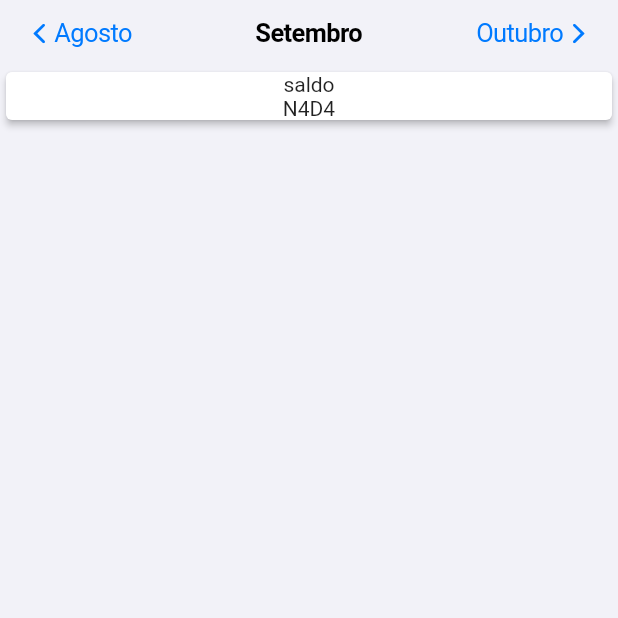
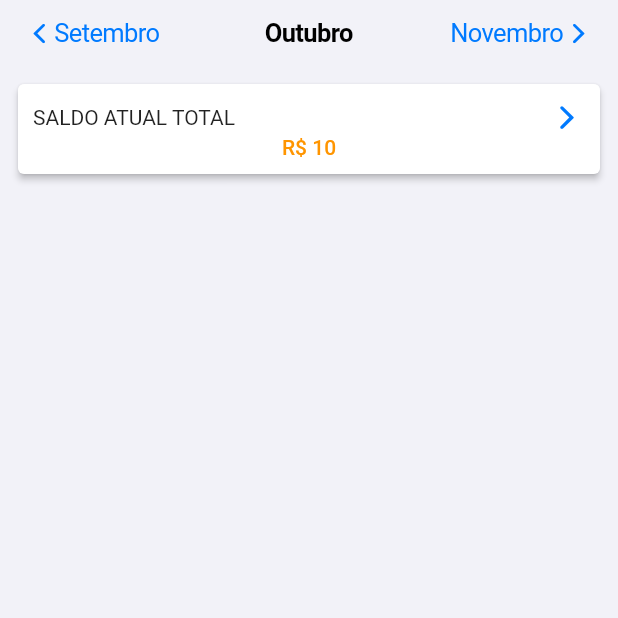
Before and after one commit to purgethegabe/cashola, a Flutter app: the screen it shows after launch, on a phone screen of 412 x 824 dp, the top half of it. Run offline on Flutter 3.47's test engine with Material 2 defaults, Android fonts, the light colour scheme and no system bars.

Commit message:
initial construction

```diff
--- /dev/null
+++ b/lib/Components/BalanceCard.dart
@@ -0,0 +1,35 @@
+import 'package:flutter/cupertino.dart';
+import 'package:flutter/material.dart';
+
+import '../themes/main_text_theme.dart';
+
+class BalanceCard extends StatelessWidget {
+  final String balance;
+  const BalanceCard({required this.balance});
+
+  @override
+  Widget build(BuildContext context) {
+    return Card(
+      elevation: 2,
+      margin: EdgeInsets.all(12),
+      child: Padding(
+        padding: const EdgeInsets.all(10.0),
+        child: Column(
+          children: [
+            Row(
+              mainAxisAlignment: MainAxisAlignment.spaceBetween,
+              children: [
+                Text("SALDO ATUAL TOTAL"),
+                Icon(CupertinoIcons.chevron_forward),
+              ],
+            ),
+            Text(
+              "R\$ ${balance}",
+              style: MainTextTheme.balanceText(context),
+            ),
+          ],
+        ),
+      ),
+    );
+  }
+}
--- a/lib/Pages/Home.dart
+++ b/lib/Pages/Home.dart
@@ -1,35 +1,31 @@
 // ignore_for_file: file_names
 import 'package:flutter/cupertino.dart';
-import 'package:flutter/material.dart';
-
+import '../util/date_time_extension.dart';
+import '../Components/BalanceCard.dart';
 import '../Components/MonthNavigationButton.dart';
 
 class Home extends StatelessWidget {
   @override
   Widget build(BuildContext context) {
+    final date = DateTime.now();
+
     return CupertinoPageScaffold(
       navigationBar: CupertinoNavigationBar(
-          middle: Text("Setembro"),
-          leading: MonthNavigationButton(text: "Agosto"),
+        middle: Text(DateTimeExtension.getMonthName(date.month)),
+        leading: MonthNavigationButton(
+            text: DateTimeExtension.getMonthName(date.month - 1)),
         trailing: MonthNavigationButton(
-            text: "Outubro",
+          text: DateTimeExtension.getMonthName(date.month + 1),
           next: true,
         ),
       ),
       child: ListView(
         children: [
           Container(
-              child: Card(
-                elevation: 2,
-                child: Column(
-                  children: [
-                    Text("saldo"),
-                    Text("N4D4"),
+            child: BalanceCard(balance: "10"),
+          ),
         ],
       ),
-              ),
-            )
-          ],
-        ));
+    );
   }
 }
--- /dev/null
+++ b/lib/themes/main_text_theme.dart
@@ -0,0 +1,10 @@
+import 'package:flutter/cupertino.dart';
+import 'package:flutter/material.dart';
+
+class MainTextTheme {
+  static TextStyle balanceText(BuildContext context) {
+    return Theme.of(context).textTheme.bodyText1!.copyWith(
+          color: CupertinoColors.activeOrange,
+        );
+  }
+}
--- /dev/null
+++ b/lib/util/date_time_extension.dart
@@ -0,0 +1,32 @@
+extension DateTimeExtension on DateTime {
+  static String getMonthName(int month) {
+    switch (month) {
+      case DateTime.january:
+        return "Janeiro";
+      case DateTime.february:
+        return "Fevereiro";
+      case DateTime.march:
+        return "Março";
+      case DateTime.april:
+        return "Abril";
+      case DateTime.may:
+        return "Maio";
+      case DateTime.june:
+        return "June";
+      case DateTime.july:
+        return "Julho";
+      case DateTime.august:
+        return "Agosto";
+      case DateTime.september:
+        return "Setembro";
+      case DateTime.october:
+        return "Outubro";
+      case DateTime.november:
+        return "Novembro";
+      case DateTime.december:
+        return "Dezembro";
+      default:
+        return "";
+    }
+  }
+}
```
Also changed, not shown: lib/util/dateTimeExtension.dart (added, +32 -0 lines), 1 other file. Lines whose indentation alone changed are shown as unchanged.
